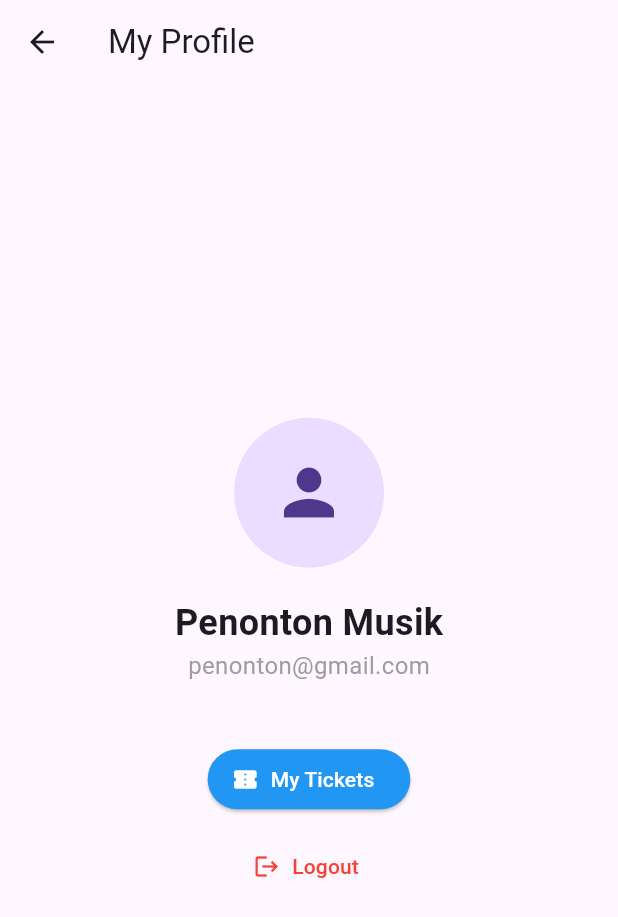
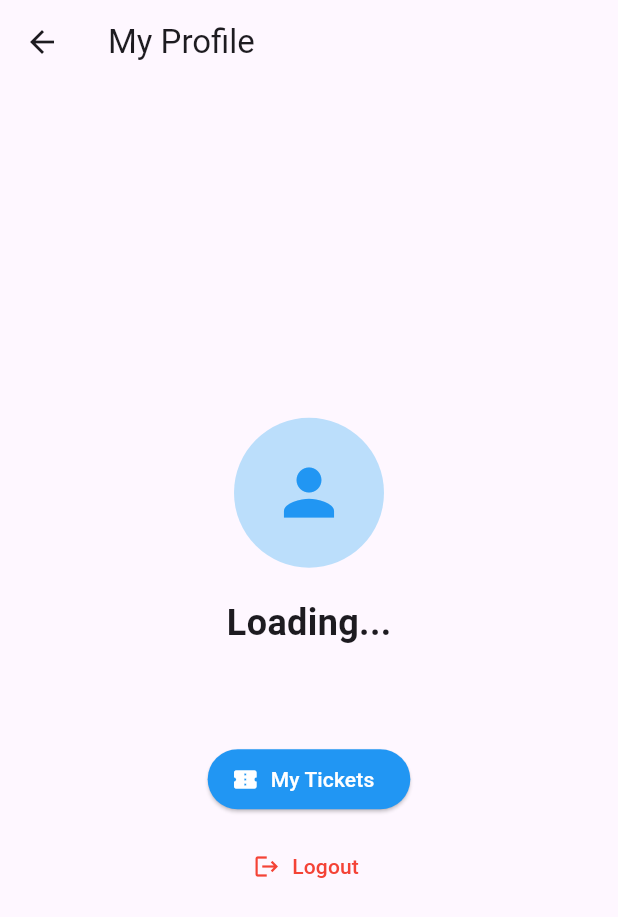
Before and after one commit to Hyzas466/concertpraktcc, a Flutter app: the ProfileScreen screen opened directly, on a phone screen of 412 x 824 dp. Shown: the top 917 px of the screen. Run offline on Flutter 3.47's test engine with Material 3 defaults, Android fonts, the light colour scheme and no system bars; our stand-ins replace qr_flutter, shared_preferences; accounts and stored records are empty; network calls fail.

Commit message:
fix: dynamic API config - centralize baseUrl in ApiConfig, dynamic platform detection, remove hardcoded URLs from all screens, show real user data in profile

```diff
--- a/lib/screens/profile_screen.dart
+++ b/lib/screens/profile_screen.dart
@@ -1,13 +1,42 @@
+import 'dart:convert';
 import 'package:flutter/material.dart';
 import 'package:shared_preferences/shared_preferences.dart';
 import 'my_tickets_screen.dart';
 import 'login_screen.dart';
 
-class ProfileScreen extends StatelessWidget {
+class ProfileScreen extends StatefulWidget {
+  @override
+  _ProfileScreenState createState() => _ProfileScreenState();
+}
+
+class _ProfileScreenState extends State<ProfileScreen> {
+  String fullName = '';
+  String email = '';
+
+  @override
+  void initState() {
+    super.initState();
+    _loadUserData();
+  }
+
+  Future<void> _loadUserData() async {
+    final prefs = await SharedPreferences.getInstance();
+    final userJson = prefs.getString('user');
+    if (userJson != null) {
+      final user = jsonDecode(userJson);
+      setState(() {
+        fullName = user['full_name'] ?? 'Pengguna';
+        email = user['email'] ?? '';
+      });
+    }
+  }
+
   Future<void> _logout(BuildContext context) async {
     final prefs = await SharedPreferences.getInstance();
     await prefs.remove('token');
-    Navigator.pushReplacement(context, MaterialPageRoute(builder: (_) => LoginScreen()));
+    await prefs.remove('user');
+    Navigator.pushReplacement(
+        context, MaterialPageRoute(builder: (_) => LoginScreen()));
   }
 
   @override
@@ -18,16 +47,30 @@ class ProfileScreen extends StatelessWidget {
         child: Column(
           mainAxisAlignment: MainAxisAlignment.center,
           children: [
-            CircleAvatar(radius: 50, child: Icon(Icons.person, size: 50)),
+            CircleAvatar(
+              radius: 50,
+              backgroundColor: Colors.blue[100],
+              child: Icon(Icons.person, size: 50, color: Colors.blue),
+            ),
             SizedBox(height: 20),
-            Text('Penonton Musik', style: TextStyle(fontSize: 24, fontWeight: FontWeight.bold)),
-            Text('penonton@gmail.com', style: TextStyle(fontSize: 16, color: Colors.grey)),
+            Text(
+              fullName.isNotEmpty ? fullName : 'Loading...',
+              style: TextStyle(fontSize: 24, fontWeight: FontWeight.bold),
+            ),
+            Text(
+              email,
+              style: TextStyle(fontSize: 16, color: Colors.grey),
+            ),
             SizedBox(height: 40),
             ElevatedButton.icon(
               icon: Icon(Icons.confirmation_number),
               label: Text('My Tickets'),
-              onPressed: () => Navigator.push(context, MaterialPageRoute(builder: (_) => MyTicketsScreen())),
-              style: ElevatedButton.styleFrom(backgroundColor: Colors.blue, foregroundColor: Colors.white),
+              onPressed: () => Navigator.push(
+                  context,
+                  MaterialPageRoute(builder: (_) => MyTicketsScreen())),
+              style: ElevatedButton.styleFrom(
+                  backgroundColor: Colors.blue,
+                  foregroundColor: Colors.white),
             ),
             SizedBox(height: 10),
             TextButton.icon(
```
Also changed, not shown: lib/config/api_config.dart (added, +45 -0 lines), lib/screens/booking_screen.dart (+58 -25 lines), lib/screens/event_detail_screen.dart (+55 -26 lines), lib/screens/home_screen.dart (+34 -16 lines), lib/screens/login_screen.dart (+9 -15 lines), lib/screens/my_tickets_screen.dart (+26 -15 lines), lib/screens/register_screen.dart (+23 -20 lines).
